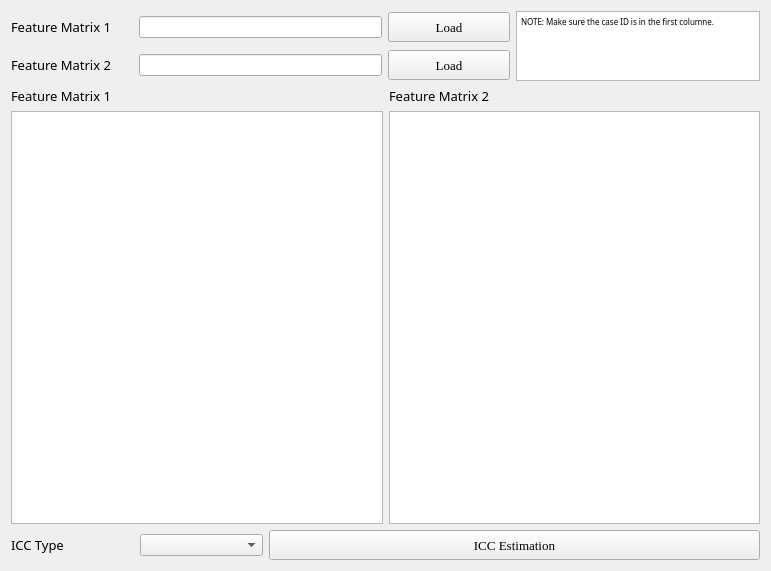
The window that Feature/GUI/IccEstimation.ui (salan668/FAE) describes before a commit, drawn with Qt 5.
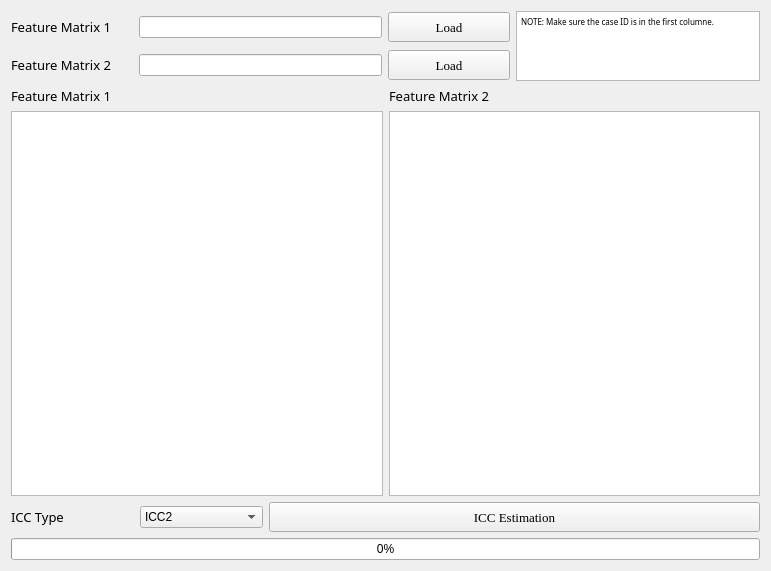
The same window after the commit.

Commit message: Add ICC Thread in the background

```diff
--- a/Feature/GUI/IccEstimation.ui
+++ b/Feature/GUI/IccEstimation.ui
@@ -171,7 +171,26 @@
         </widget>
        </item>
        <item>
-        <widget class="QComboBox" name="comboIccType"/>
+        <widget class="QComboBox" name="comboIccType">
+         <property name="currentIndex">
+          <number>1</number>
+         </property>
+         <item>
+          <property name="text">
+           <string>ICC1</string>
+          </property>
+         </item>
+         <item>
+          <property name="text">
+           <string>ICC2</string>
+          </property>
+         </item>
+         <item>
+          <property name="text">
+           <string>ICC3</string>
+          </property>
+         </item>
+        </widget>
        </item>
        <item>
         <widget class="QPushButton" name="buttonIccEstimate">
@@ -200,6 +219,13 @@
        </item>
       </layout>
      </item>
+     <item>
+      <widget class="QProgressBar" name="progressBar">
+       <property name="value">
+        <number>0</number>
+       </property>
+      </widget>
+     </item>
     </layout>
    </item>
   </layout>
```
The commit also changes 1 other file.
